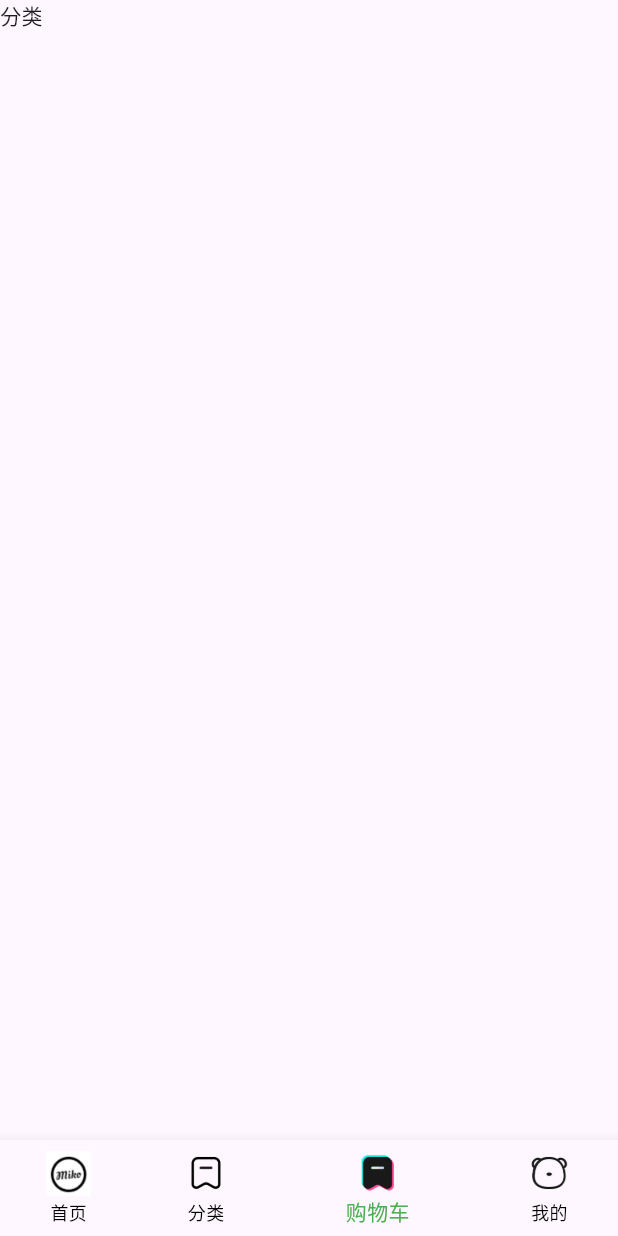
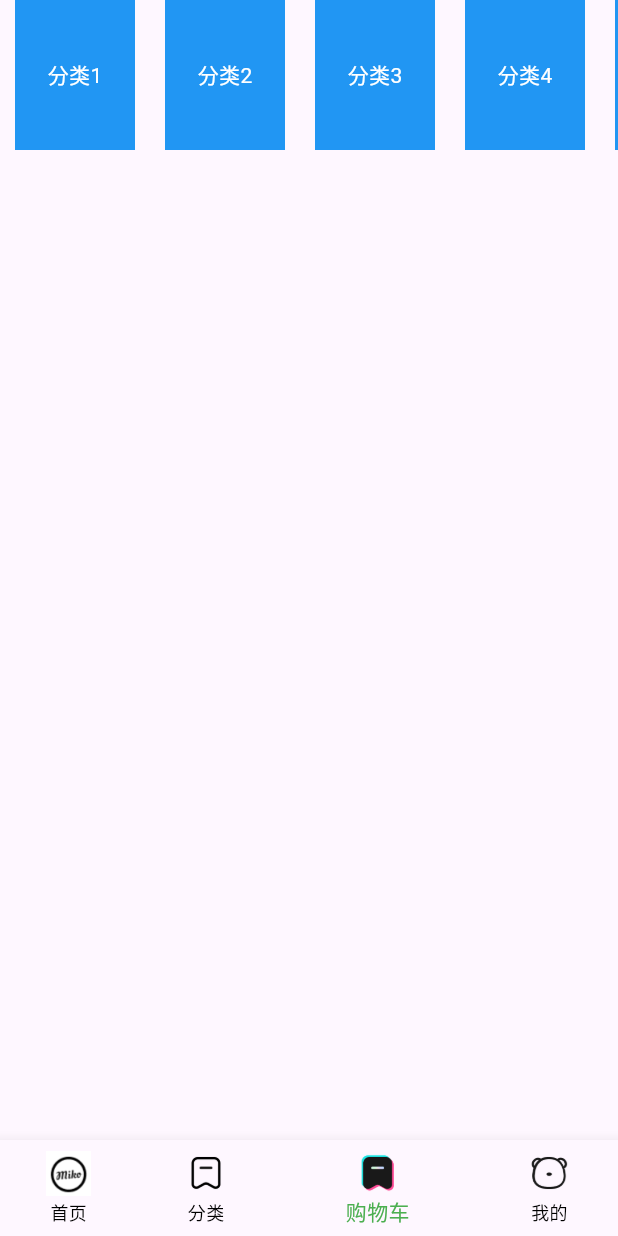
Before and after one commit to resetsix/flutter-learn, a Flutter app: the screen it shows after launch, item 3 of the bottom bar chosen, on a phone screen of 412 x 824 dp. Run offline on Flutter 3.47's test engine with Material 3 defaults, Android fonts, the phone set to English and light mode, and no system bars.

```diff
--- /dev/null
+++ b/lib/components/Home/category_view.dart
@@ -0,0 +1,15 @@
+import 'package:flutter/material.dart';
+
+class CategoryView extends StatefulWidget {
+  const CategoryView({super.key});
+
+  @override
+  State<CategoryView> createState() => _CategoryViewState();
+}
+
+class _CategoryViewState extends State<CategoryView> {
+  @override
+  Widget build(BuildContext context) {
+    return const Placeholder();
+  }
+}
--- a/lib/pages/Category/index.dart
+++ b/lib/pages/Category/index.dart
@@ -10,6 +10,25 @@ class CategoryView extends StatefulWidget {
 class _CategoryViewState extends State<CategoryView> {
   @override
   Widget build(BuildContext context) {
-    return const Text("分类");
+    return SizedBox(
+      height: 100,
+      child: ListView.builder(
+        scrollDirection: Axis.horizontal,
+        itemCount: 10,
+        itemBuilder: (BuildContext context, int index) {
+          return Container(
+            alignment: Alignment.center,
+            color: Colors.blue,
+            width: 80,
+            height: 60,
+            margin: const EdgeInsets.symmetric(horizontal: 10),
+            child: Text(
+              "分类${index + 1}",
+              style: const TextStyle(color: Colors.white),
+            ),
+          );
+        },
+      ),
+    );
   }
 }
```
Also changed, not shown: lib/components/Home/hot_view.dart (added, +19 -0 lines), lib/components/Home/more_list_view.dart (added, +28 -0 lines), lib/components/Home/slider_view.dart (added, +23 -0 lines), lib/components/Home/suggestion_view.dart (added, +23 -0 lines), lib/pages/Home/index.dart (+33 -1 lines).
